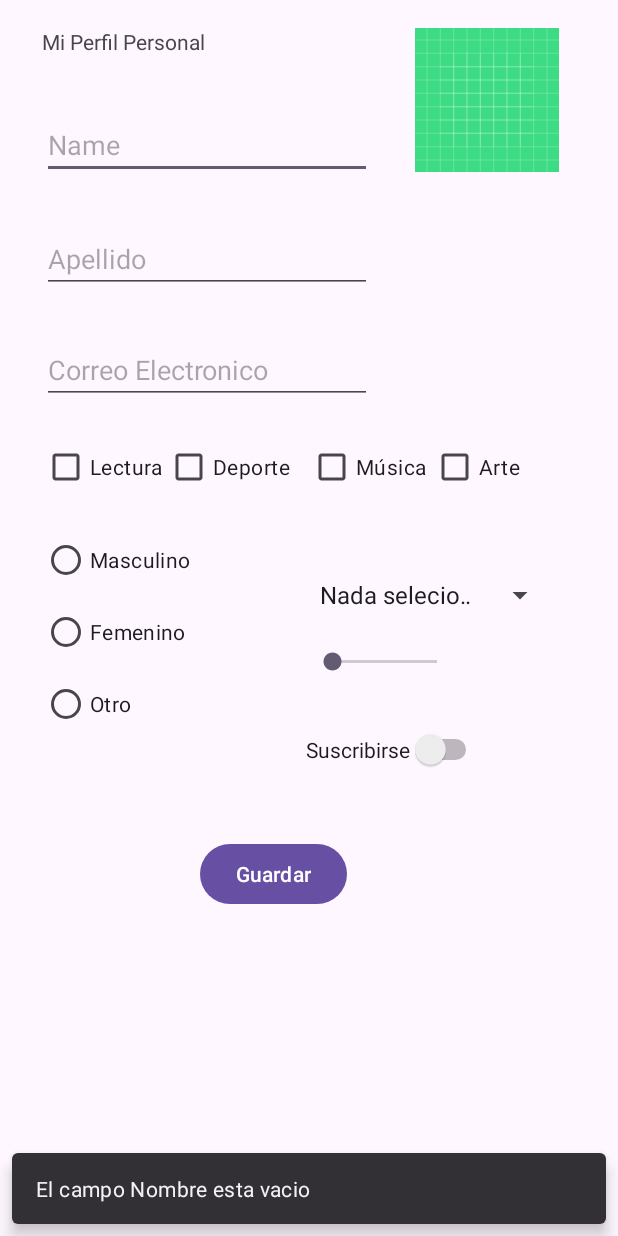
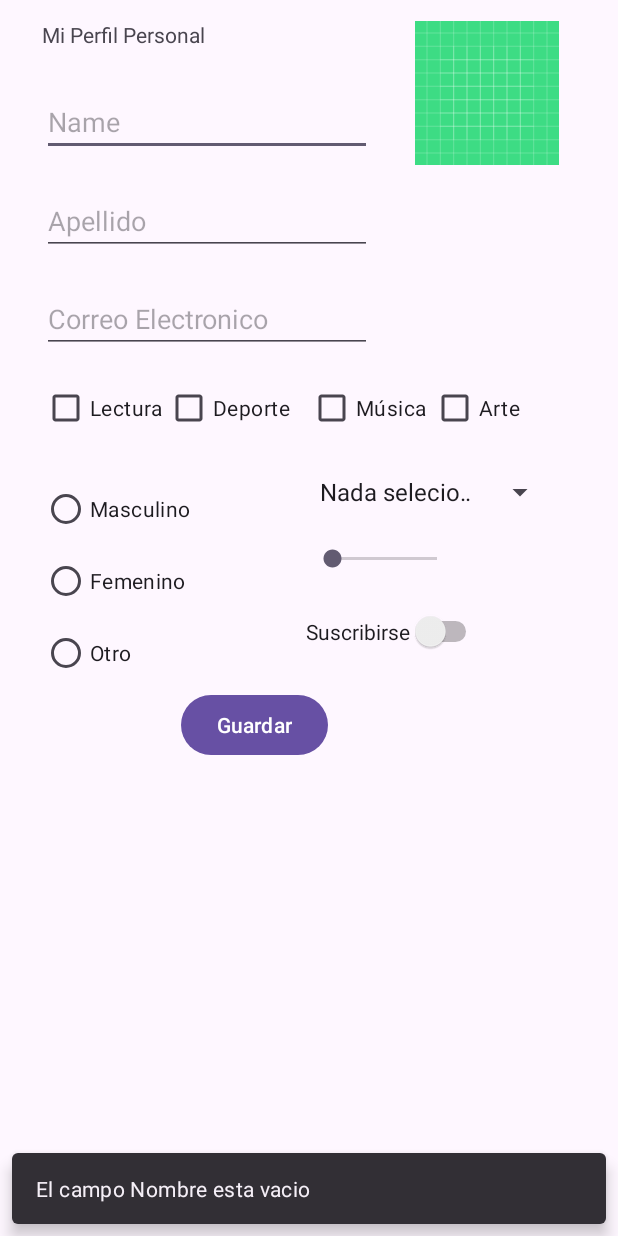
Before and after one commit to sebasRuss/Pr_003_PMDM, an Android app: the screen it shows after launch (MainActivity), after a tap on "Guardar", on a phone screen of 412 x 824 dp. Run offline under Robolectric (Android 15) with nearby library versions, the phone set to English and light mode, and no system bars.

Commit message:
Funcionalidades incoporadas:  - CheckBox: para las preferencias  - Spinner: seleccion de pais de origen  - seekBar: nivel de satisfaccion  - SnackBar : control de campos vacios y validador del correo  - ScrollView : incorporado para la verticalidad (Aun queda pulirlo)

```diff
--- a/app/src/main/java/com/example/pr_3_pmdm/MainActivity.kt
+++ b/app/src/main/java/com/example/pr_3_pmdm/MainActivity.kt
@@ -1,13 +1,17 @@
 package com.example.pr_3_pmdm
 
 import android.annotation.SuppressLint
+import android.media.audiofx.BassBoost.OnParameterChangeListener
 import android.os.Bundle
+import android.provider.MediaStore.Audio.Radio
+import android.util.Log
 import android.view.View
 import android.widget.AdapterView
 import android.widget.ArrayAdapter
 import android.widget.Button
 import android.widget.CheckBox
 import android.widget.EditText
+import android.widget.RadioButton
 import android.widget.RadioGroup
 import android.widget.SeekBar
 import android.widget.Spinner
@@ -36,6 +40,8 @@ class MainActivity : AppCompatActivity(), AdapterView.OnItemSelectedListener {
     lateinit var textNombre : EditText
     lateinit var textApellido : EditText
     lateinit var textCorreo : EditText
+    var eleccionSuscrito = "No suscrito"
+
 
     @SuppressLint("MissingInflatedId")
     override fun onCreate(savedInstanceState: Bundle?) {
@@ -53,9 +59,6 @@ class MainActivity : AppCompatActivity(), AdapterView.OnItemSelectedListener {
         radioGroup = findViewById(R.id.radioGroupSexo)
         botonGuardar = findViewById(R.id.buttonGuardar)
         textVisualizacion = findViewById(R.id.textViewVisualizacionPerfil)
-        seekBar = findViewById(R.id.seekBarSatisfaccion)
-        textSatisfaccion = findViewById(R.id.textViewValorSatisfaccion)
-        switchSuscribirse = findViewById(R.id.switchSuscribirse)
         checkBoxLectura = findViewById(R.id.checkBoxLectura)
         checkBoxDeporte = findViewById(R.id.checkBoxDeporte)
         checkBoxMusica = findViewById(R.id.checkBoxMusica)
@@ -64,6 +67,7 @@ class MainActivity : AppCompatActivity(), AdapterView.OnItemSelectedListener {
         textApellido = findViewById(R.id.editTextApellido)
         textCorreo = findViewById(R.id.editTextTextCorreoElectronico)
 
+        //Spinner y su adaptador
         spinner = findViewById(R.id.spinnerPaises)
         //Al adaptador le pasao como parametro esta actividad y el array de ciudades
         //guardado en String
@@ -79,6 +83,36 @@ class MainActivity : AppCompatActivity(), AdapterView.OnItemSelectedListener {
         }
         //fijacion del listener
         spinner.onItemSelectedListener = this
+
+        //seekBar y su visualizacion
+        seekBar = findViewById(R.id.seekBarSatisfaccion)
+        textSatisfaccion = findViewById(R.id.textViewValorSatisfaccion)
+
+        //indicamos el rango de valor del seekBar
+        seekBar.max = 10
+        //fijacion del listener:
+        seekBar.setOnSeekBarChangeListener(object : SeekBar.OnSeekBarChangeListener{
+            override fun onProgressChanged (SeekBar : SeekBar?, progreso : Int,fromUser: Boolean ){
+                //actualizamos el textSatisfaccion:
+                textSatisfaccion.setText("$progreso/10")
+            }
+            //metodo abstracto que notifica cuando el usuario ha empezado a tocar el seekbar
+            override fun onStartTrackingTouch(p0: SeekBar?) {
+            }
+            //metodo abstracto que notifica cuando el usuario ha terminado de tocar el seekbar
+            override fun onStopTrackingTouch(p0: SeekBar?) {
+            }
+        })
+        switchSuscribirse = findViewById(R.id.switchSuscribirse)
+        switchSuscribirse.setOnCheckedChangeListener{_,isChecked ->
+
+            if (isChecked){
+                eleccionSuscrito = "Suscrito"
+            }else {
+                eleccionSuscrito = "No Suscrito"
+            }
+        }
+
     }
 
     override fun onItemSelected(p0: AdapterView<*>?, p1: View?, p2: Int, p3: Long) {
@@ -96,12 +130,10 @@ class MainActivity : AppCompatActivity(), AdapterView.OnItemSelectedListener {
      * Funcion que mostrara la informacion al presionar el botonGuardar
      */
     private fun visualizacion (){
-
-        val eleccionPreferencia = usoCheckBox()
-
         //incorporamos a esta funcion el botonGuardar
         botonGuardar.setOnClickListener {
 
+            val preferencia = validadorCheckBox()
             //guardamos la informacion introducida en los textEdit del formulario
             val nombre = textNombre.text.toString()
 
@@ -109,14 +141,12 @@ class MainActivity : AppCompatActivity(), AdapterView.OnItemSelectedListener {
             val apellido = textApellido.text.toString()
             val correo = textCorreo.text.toString()
             val ciudad = spinner.selectedItem.toString()
-            val eleccionPreferencia1 = eleccionPreferencia
-
+            val sexo = usoRadioBoton()
+            val nivelSatisfaccion = textSatisfaccion.text.toString()
 
             //vamos a controlar que los campos a introducir no esten vacios
             if (textNombre.text.toString().isEmpty()){
                 mensajeError("El campo Nombre esta vacio")
-            }else if (textApellido.text.toString().isEmpty()){
-                mensajeError("El campo Apellido esta vacio")
             }else if (textApellido.text.toString().isEmpty()){
                 mensajeError("El campo Apellido esta vacio")
             //vamos a introducir en este condicional la funcion de validarCorreo, si devuelve false esq no cumple con el validador
@@ -125,19 +155,49 @@ class MainActivity : AppCompatActivity(), AdapterView.OnItemSelectedListener {
             } else {
                 val mensajeVisualizacion =
                     "Nombre: $nombre\nApellido: $apellido\nCorreo Electronico: $correo\nCiudad:" +
-                            " $ciudad\nPreferencias: $eleccionPreferencia1"
+                            " $ciudad\nPreferencias: $preferencia\nSexo: $sexo\nNivel Satisfaccion: $nivelSatisfaccion\nSuscripción: $eleccionSuscrito "
+
                 //enviamos la infomacion a la visuazliccion del textView
                 textVisualizacion.setText(mensajeVisualizacion)
             }
         }
     }
+
     /**
-     * Funcion que envia un mensaje de error usando snackbar
+     *Funcion que cuya logica controla si los checkBox son activados o no
+     * @return String
+     */
+    private fun validadorCheckBox() : String{
+        //Log.d("CHECK", "${checkBoxLectura.isChecked}-${checkBoxDeporte.isChecked}-${checkBoxMusica.isChecked}-${checkBoxArte.isChecked}")
+        var preferenciasConcatenadas = ","
+        if (checkBoxLectura.isChecked){
+            preferenciasConcatenadas += checkBoxLectura.text.toString() + " , "
+        }
+        if (checkBoxMusica.isChecked){
+            preferenciasConcatenadas += checkBoxMusica.text.toString()+ " , "
+        }
+        if(checkBoxDeporte.isChecked){
+            preferenciasConcatenadas += checkBoxDeporte.text.toString() + " , "
+        }
+        if(checkBoxArte.isChecked){
+            preferenciasConcatenadas += checkBoxArte.text.toString()
+        }
+        return preferenciasConcatenadas
+    }
+
+    /**
+     * Funcion que envia un mensaje de error usando snackbar cuando el campo se deja vacio
      * @param mensaje
+     * @return String
      */
     private fun mensajeError (mensaje : String){
         Snackbar.make (findViewById(android.R.id.content), mensaje, Snackbar.LENGTH_LONG).show()
     }
+    /**
+     * Funcion que envia un mensaje de error usando snackbar cuando el correo no es validado
+     * @param email
+     * @return Booleano
+     */
     private fun validarCorrreo (email : String): Boolean{
         //^ : indica lel inicio de cadena
         // A-Za-z : permite letras minus y mayus (Aa -> zZ),
@@ -157,37 +217,22 @@ class MainActivity : AppCompatActivity(), AdapterView.OnItemSelectedListener {
      * Funcion que controla el uso de los checkBox
      * @return devuelve una lista de string con el contenido texto de los checkBox
      */
-    private fun usoCheckBox () : String {
-        //creamos un arrayList para guardar el texto de los checkBox seleccionados
-        val eleccionesPreferencias = ArrayList<String>()
+//
+    private fun usoRadioBoton (): String{
 
-        //si alguno de los checkBox es seleccionado, llamamos a la funcion concatenarPreferencias para que gestione
-        //la informacion del texto de los checkBox
-        checkBoxLectura.setOnCheckedChangeListener { _, isChecked ->
-           concatenarPreferencias(checkBoxLectura, eleccionesPreferencias)
+        //guardamos la opcion que se ha seleccionado
+        val seleccionRadioButtonId = radioGroup.checkedRadioButtonId
+        //si la opccion no es vacia:
+        if (seleccionRadioButtonId != -1){
+            //tomamos la opcion seleccionada
+            val seleccionRadioButton = findViewById<RadioButton>(seleccionRadioButtonId)
+            //Escribo en una variable string la opcion seleccionada
+            val opcionSeleccionada = seleccionRadioButton.text.toString()
+
+            return opcionSeleccionada
+        }else{
+            return "No ha seleccionado un sexo"
         }
-        checkBoxDeporte.setOnCheckedChangeListener { _, isChecked ->
-            concatenarPreferencias(checkBoxDeporte, eleccionesPreferencias)
-        }
-        checkBoxMusica.setOnCheckedChangeListener { _, isChecked ->
-            concatenarPreferencias(checkBoxMusica, eleccionesPreferencias)
-        }
-        checkBoxArte.setOnCheckedChangeListener { _, isChecked ->
-            concatenarPreferencias(checkBoxArte, eleccionesPreferencias)
-        }
-        //devolvemos la lista y separamos cada elemento con una coma
-        return eleccionesPreferencias.joinToString (", ")
-
     }
 
-    /**
-     * Funcion que guardara en un arrayList el contenido text de los checkBox al ser seleleccinados
-     * @param checkBox
-     * @param eleccionesPreferencias
-     */
-    private fun concatenarPreferencias (checkBox : CheckBox, eleccionesPreferencias : ArrayList<String>){
-        if (checkBox.isChecked){
-            eleccionesPreferencias.add(checkBox.text.toString())
-        }
-    }
 }
--- a/app/src/main/res/layout/activity_main.xml
+++ b/app/src/main/res/layout/activity_main.xml
@@ -1,10 +1,14 @@
 <?xml version="1.0" encoding="utf-8"?>
-<androidx.constraintlayout.widget.ConstraintLayout xmlns:android="http://schemas.android.com/apk/res/android"
+<ScrollView xmlns:android="http://schemas.android.com/apk/res/android"
     xmlns:app="http://schemas.android.com/apk/res-auto"
     xmlns:tools="http://schemas.android.com/tools"
+    android:layout_width="match_parent"
+    android:layout_height="match_parent">
+
+    <androidx.constraintlayout.widget.ConstraintLayout
         android:id="@+id/main"
         android:layout_width="match_parent"
-    android:layout_height="match_parent"
+        android:layout_height="wrap_content"
         tools:context=".MainActivity">
 
 
@@ -207,22 +211,23 @@
             android:text="@string/guardar"
             app:layout_constraintBottom_toBottomOf="parent"
             app:layout_constraintEnd_toEndOf="parent"
-        app:layout_constraintHorizontal_bias="0.425"
+            app:layout_constraintHorizontal_bias="0.384"
             app:layout_constraintStart_toStartOf="parent"
-        app:layout_constraintTop_toTopOf="parent"
-        app:layout_constraintVertical_bias="0.72" />
+            app:layout_constraintTop_toBottomOf="@+id/radioGroupSexo"
+            app:layout_constraintVertical_bias="0.0" />
 
         <TextView
             android:id="@+id/textViewVisualizacionPerfil"
-        android:layout_width="356dp"
-        android:layout_height="140dp"
+            android:layout_width="279dp"
+            android:layout_height="112dp"
             android:text=""
             app:layout_constraintBottom_toBottomOf="parent"
             app:layout_constraintEnd_toEndOf="parent"
-        app:layout_constraintHorizontal_bias="0.49"
+            app:layout_constraintHorizontal_bias="0.318"
             app:layout_constraintStart_toStartOf="parent"
-        app:layout_constraintTop_toTopOf="parent"
-        app:layout_constraintVertical_bias="0.927" />
+            app:layout_constraintTop_toBottomOf="@+id/buttonGuardar"
+            app:layout_constraintVertical_bias="0.0" />
 
 
     </androidx.constraintlayout.widget.ConstraintLayout>
+</ScrollView>
```
Lines whose indentation alone changed are shown as unchanged.
